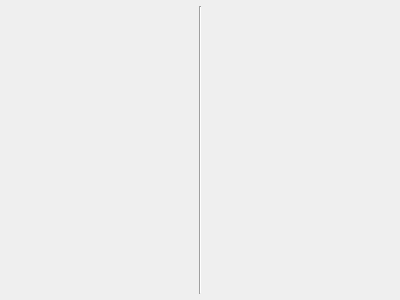
Before: the Qt Designer form code/ui/ArmourSetView.ui in ChaosSaber/ChaosSabers-Armour-Set-Search, drawn with Qt 5.
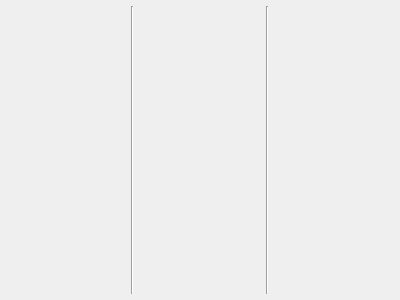
After: the same form once the commit is applied.

Diff of the .ui file:
```diff
--- a/code/ui/ArmourSetView.ui
+++ b/code/ui/ArmourSetView.ui
@@ -31,6 +31,31 @@
      <layout class="QVBoxLayout" name="verticalLayoutGearParts"/>
     </widget>
    </item>
+   <item>
+    <widget class="Line" name="line_2">
+     <property name="orientation">
+      <enum>Qt::Vertical</enum>
+     </property>
+    </widget>
+   </item>
+   <item>
+    <widget class="QWidget" name="widgetCells" native="true">
+     <layout class="QVBoxLayout" name="verticalLayoutGearCells">
+      <property name="leftMargin">
+       <number>9</number>
+      </property>
+      <property name="topMargin">
+       <number>9</number>
+      </property>
+      <property name="rightMargin">
+       <number>9</number>
+      </property>
+      <property name="bottomMargin">
+       <number>9</number>
+      </property>
+     </layout>
+    </widget>
+   </item>
    <item>
     <widget class="Line" name="line">
      <property name="orientation">
```
